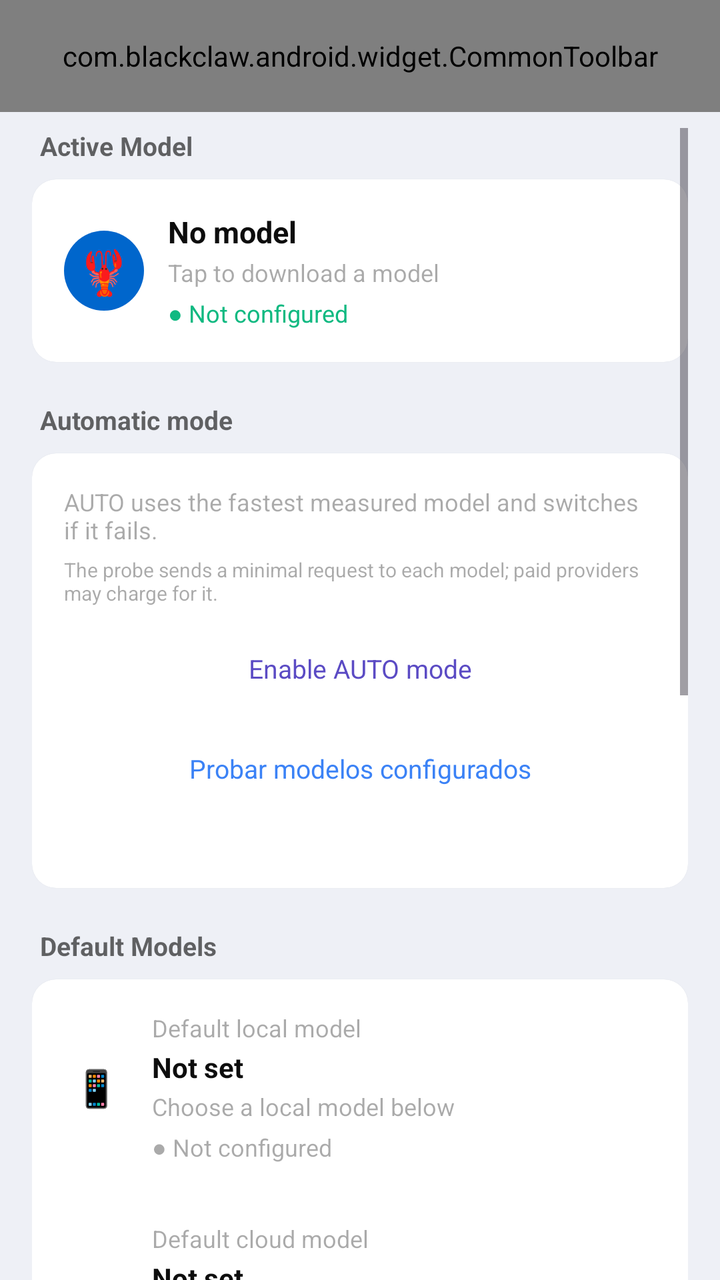
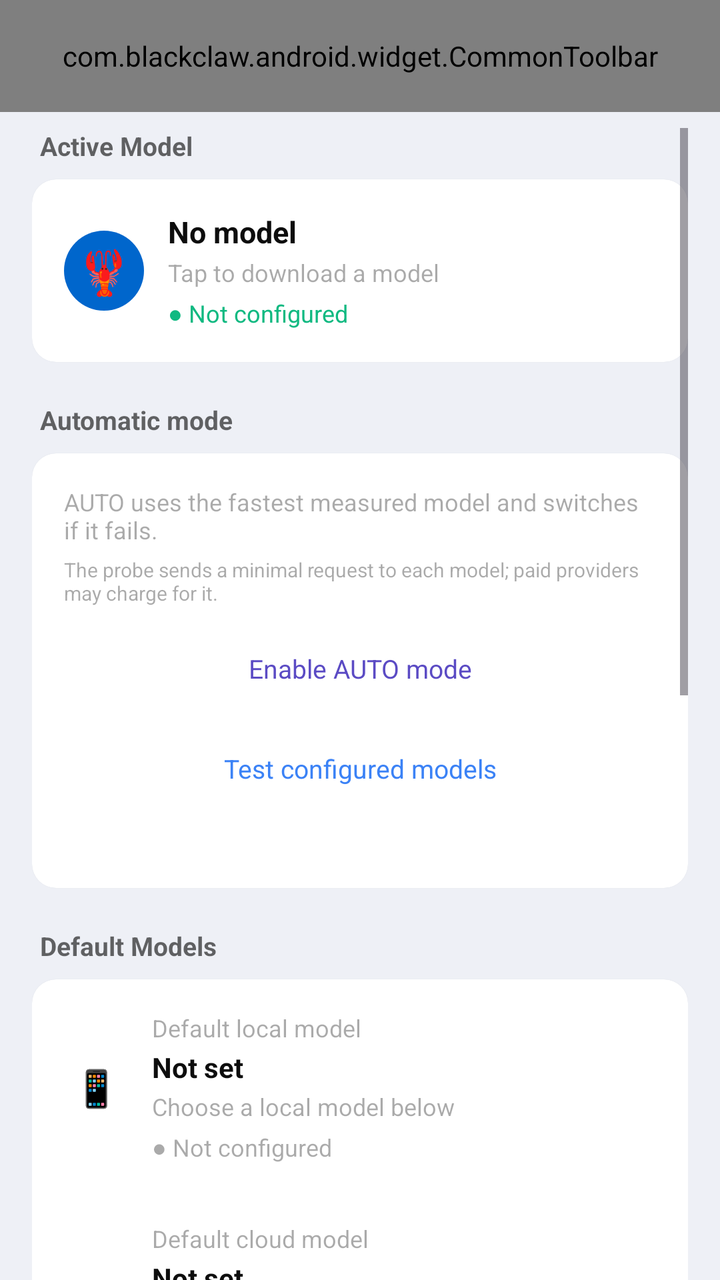

An Android layout rendered at two revisions. The XML below is the earlier revision; the diff shows what the commit changed to produce the second picture.
<!-- AndroidManifest.xml: application theme Theme.BlaqClaw -->
<!-- res/layout/activity_llm_config.xml -->
<?xml version="1.0" encoding="utf-8"?>
<LinearLayout xmlns:android="http://schemas.android.com/apk/res/android"
    xmlns:app="http://schemas.android.com/apk/res-auto"
    android:layout_width="match_parent"
    android:layout_height="match_parent"
    android:background="@color/colorBgSecondary"
    android:orientation="vertical">

    <com.blackclaw.android.widget.CommonToolbar
        android:id="@+id/toolbar"
        android:layout_width="match_parent"
        android:layout_height="56dp" />

    <ScrollView
        android:id="@+id/scrollContent"
        android:layout_width="match_parent"
        android:layout_height="0dp"
        android:layout_weight="1"
        android:clipToPadding="false"
        android:isScrollContainer="true"
        android:fillViewport="true"
        android:paddingHorizontal="16dp"
        android:paddingTop="8dp"
        android:paddingBottom="24dp">

        <LinearLayout
            android:layout_width="match_parent"
            android:layout_height="wrap_content"
            android:orientation="vertical">

            
            <TextView
                android:layout_width="wrap_content"
                android:layout_height="wrap_content"
                android:paddingHorizontal="4dp"
                android:paddingBottom="8dp"
                android:text="Active Model"
                android:textColor="@color/colorTextSecondary"
                android:textSize="13dp"
                android:textStyle="bold" />

            <androidx.cardview.widget.CardView
                android:layout_width="match_parent"
                android:layout_height="wrap_content"
                app:cardBackgroundColor="@color/colorContainerBrighten"
                app:cardCornerRadius="12dp"
                app:cardElevation="1dp">

                <LinearLayout
                    android:layout_width="match_parent"
                    android:layout_height="wrap_content"
                    android:gravity="center_vertical"
                    android:orientation="horizontal"
                    android:padding="16dp">

                    <TextView
                        android:layout_width="40dp"
                        android:layout_height="40dp"
                        android:background="@drawable/bg_avatar_ai"
                        android:gravity="center"
                        android:text="🦞"
                        android:textSize="22dp" />

                    <LinearLayout
                        android:layout_width="0dp"
                        android:layout_height="wrap_content"
                        android:layout_marginStart="12dp"
                        android:layout_weight="1"
                        android:orientation="vertical">

                        <TextView
                            android:id="@+id/tvActiveModelName"
                            android:layout_width="wrap_content"
                            android:layout_height="wrap_content"
                            android:text="No model"
                            android:textColor="@color/colorTextPrimary"
                            android:textSize="15dp"
                            android:textStyle="bold" />

                        <TextView
                            android:id="@+id/tvActiveModelMeta"
                            android:layout_width="wrap_content"
                            android:layout_height="wrap_content"
                            android:layout_marginTop="2dp"
                            android:text="Tap to download a model"
                            android:textColor="@color/colorTextTertiary"
                            android:textSize="12dp" />

                        <TextView
                            android:id="@+id/tvActiveModelStatus"
                            android:layout_width="wrap_content"
                            android:layout_height="wrap_content"
                            android:layout_marginTop="4dp"
                            android:text="● Not configured"
                            android:textColor="@color/colorSuccessPrimary"
                            android:textSize="12dp" />
                    </LinearLayout>
                </LinearLayout>
            </androidx.cardview.widget.CardView>

            
            <TextView
                android:layout_width="wrap_content"
                android:layout_height="wrap_content"
                android:layout_marginTop="20dp"
                android:paddingHorizontal="4dp"
                android:paddingBottom="8dp"
                android:text="Automatic mode"
                android:textColor="@color/colorTextSecondary"
                android:textSize="13dp"
                android:textStyle="bold" />

            <androidx.cardview.widget.CardView
                android:layout_width="match_parent"
                android:layout_height="wrap_content"
                app:cardBackgroundColor="@color/colorContainerBrighten"
                app:cardCornerRadius="12dp"
                app:cardElevation="1dp">

                <LinearLayout
                    android:layout_width="match_parent"
                    android:layout_height="wrap_content"
                    android:orientation="vertical"
                    android:padding="16dp">

                    <TextView
                        android:id="@+id/tvAutoModeStatus"
                        android:layout_width="match_parent"
                        android:layout_height="wrap_content"
                        android:text="AUTO uses the fastest measured model and switches if it fails."
                        android:textColor="@color/colorTextTertiary"
                        android:textSize="12dp" />

                    <TextView
                        android:layout_width="match_parent"
                        android:layout_height="wrap_content"
                        android:layout_marginTop="5dp"
                        android:text="The probe sends a minimal request to each model; paid providers may charge for it."
                        android:textColor="@color/colorTextTertiary"
                        android:textSize="10dp" />

                    <TextView
                        android:id="@+id/btnActivateAuto"
                        android:layout_width="match_parent"
                        android:layout_height="42dp"
                        android:layout_marginTop="10dp"
                        android:background="@drawable/bg_edit_text"
                        android:gravity="center"
                        android:text="Enable AUTO mode"
                        android:textColor="@color/colorBrandPrimary"
                        android:textSize="13dp" />

                    <TextView
                        android:id="@+id/btnBenchmarkModels"
                        android:layout_width="match_parent"
                        android:layout_height="42dp"
                        android:layout_marginTop="8dp"
                        android:background="@drawable/bg_edit_text"
                        android:gravity="center"
                        android:text="Probar modelos configurados"
                        android:textColor="@color/colorInfoPrimary"
                        android:textSize="13dp" />

                    <TextView
                        android:id="@+id/tvBenchmarkResults"
                        android:layout_width="match_parent"
                        android:layout_height="wrap_content"
                        android:layout_marginTop="8dp"
                        android:textColor="@color/colorTextTertiary"
                        android:textSize="11dp" />
                </LinearLayout>
            </androidx.cardview.widget.CardView>

            <TextView
                android:layout_width="wrap_content"
                android:layout_height="wrap_content"
                android:layout_marginTop="20dp"
                android:paddingHorizontal="4dp"
                android:paddingBottom="8dp"
                android:text="Default Models"
                android:textColor="@color/colorTextSecondary"
                android:textSize="13dp"
                android:textStyle="bold" />

            <androidx.cardview.widget.CardView
                android:layout_width="match_parent"
                android:layout_height="wrap_content"
                app:cardBackgroundColor="@color/colorContainerBrighten"
                app:cardCornerRadius="12dp"
                app:cardElevation="1dp">

                <LinearLayout
                    android:layout_width="match_parent"
                    android:layout_height="wrap_content"
                    android:orientation="vertical"
                    android:padding="16dp">

                    <LinearLayout
                        android:layout_width="match_parent"
                        android:layout_height="wrap_content"
                        android:gravity="center_vertical"
                        android:orientation="horizontal">

                        <TextView
                            android:layout_width="32dp"
                            android:layout_height="32dp"
                            android:gravity="center"
                            android:text="📱"
                            android:textSize="18dp" />

                        <LinearLayout
                            android:layout_width="0dp"
                            android:layout_height="wrap_content"
                            android:layout_marginStart="12dp"
                            android:layout_weight="1"
                            android:orientation="vertical">

                            <TextView
                                android:layout_width="wrap_content"
                                android:layout_height="wrap_content"
                                android:text="Default local model"
                                android:textColor="@color/colorTextTertiary"
                                android:textSize="12dp" />

                            <TextView
                                android:id="@+id/tvDefaultLocalName"
                                android:layout_width="wrap_content"
                                android:layout_height="wrap_content"
                                android:layout_marginTop="2dp"
                                android:text="Not set"
                                android:textColor="@color/colorTextPrimary"
                                android:textSize="14dp"
                                android:textStyle="bold" />

                            <TextView
                                android:id="@+id/tvDefaultLocalMeta"
                                android:layout_width="wrap_content"
                                android:layout_height="wrap_content"
                                android:layout_marginTop="2dp"
                                android:text="Choose a local model below"
                                android:textColor="@color/colorTextTertiary"
                                android:textSize="12dp" />

                            <TextView
                                android:id="@+id/tvDefaultLocalStatus"
                                android:layout_width="wrap_content"
                                android:layout_height="wrap_content"
                                android:layout_marginTop="4dp"
                                android:text="● Not configured"
                                android:textColor="@color/colorTextTertiary"
                                android:textSize="12dp" />

                            <TextView
                                android:id="@+id/btnConfigureLocalParams"
                                android:layout_width="wrap_content"
                                android:layout_height="wrap_content"
                                android:layout_marginTop="8dp"
                                android:paddingVertical="5dp"
                                android:text="⚙ Model parameters"
                                android:textColor="@color/colorBrandPrimary"
                                android:textSize="12dp"
                                android:visibility="gone" />
                        </LinearLayout>
                    </LinearLayout>

                    <View
                        android:layout_width="match_parent"
                        android:layout_height="1dp"
                        android:layout_marginVertical="14dp"
                        android:background="#1FFFFFFF" />

                    <LinearLayout
                        android:layout_width="match_parent"
                        android:layout_height="wrap_content"
                        android:gravity="center_vertical"
                        android:orientation="horizontal">

                        <TextView
                            android:layout_width="32dp"
                            android:layout_height="32dp"
                            android:gravity="center"
                            android:text="☁️"
                            android:textSize="18dp" />

                        <LinearLayout
                            android:layout_width="0dp"
                            android:layout_height="wrap_content"
                            android:layout_marginStart="12dp"
                            android:layout_weight="1"
                            android:orientation="vertical">

                            <TextView
                                android:layout_width="wrap_content"
                                android:layout_height="wrap_content"
                                android:text="Default cloud model"
                                android:textColor="@color/colorTextTertiary"
                                android:textSize="12dp" />

                            <TextView
                                android:id="@+id/tvDefaultCloudName"
                                android:layout_width="wrap_content"
                                android:layout_height="wrap_content"
                                android:layout_marginTop="2dp"
                                android:text="Not set"
                                android:textColor="@color/colorTextPrimary"
                                android:textSize="14dp"
                                android:textStyle="bold" />

                            <TextView
                                android:id="@+id/tvDefaultCloudMeta"
                                android:layout_width="wrap_content"
                                android:layout_height="wrap_content"
                                android:layout_marginTop="2dp"
                                android:text="Configure a cloud model below"
                                android:textColor="@color/colorTextTertiary"
                                android:textSize="12dp" />

                            <TextView
                                android:id="@+id/tvDefaultCloudStatus"
                                android:layout_width="wrap_content"
                                android:layout_height="wrap_content"
                                android:layout_marginTop="4dp"
                                android:text="● Not configured"
                                android:textColor="@color/colorTextTertiary"
                                android:textSize="12dp" />
                        </LinearLayout>
                    </LinearLayout>
                </LinearLayout>
            </androidx.cardview.widget.CardView>

            
            <TextView
                android:layout_width="wrap_content"
                android:layout_height="wrap_content"
                android:layout_marginTop="20dp"
                android:paddingHorizontal="4dp"
                android:paddingBottom="8dp"
                android:text="Available Models"
                android:textColor="@color/colorTextSecondary"
                android:textSize="13dp"
                android:textStyle="bold" />

            <LinearLayout
                android:id="@+id/layoutModelList"
                android:layout_width="match_parent"
                android:layout_height="wrap_content"
                android:orientation="vertical" />

            <TextView
                android:layout_width="wrap_content"
                android:layout_height="wrap_content"
                android:layout_marginTop="20dp"
                android:paddingHorizontal="4dp"
                android:paddingBottom="8dp"
                android:text="Models found on this phone"
                android:textColor="@color/colorTextSecondary"
                android:textSize="13dp"
                android:textStyle="bold" />

            <androidx.cardview.widget.CardView
                android:layout_width="match_parent"
                android:layout_height="wrap_content"
                app:cardBackgroundColor="@color/colorContainerBrighten"
                app:cardCornerRadius="12dp"
                app:cardElevation="1dp">

                <LinearLayout
                    android:layout_width="match_parent"
                    android:layout_height="wrap_content"
                    android:orientation="vertical"
                    android:padding="16dp">

                    <TextView
                        android:id="@+id/tvExternalModelHint"
                        android:layout_width="match_parent"
                        android:layout_height="wrap_content"
                        android:text="Searches Downloads, Documents and shared AI folders. Only .litertlm models can run in BlaqClaw."
                        android:textColor="@color/colorTextTertiary"
                        android:textSize="12dp" />

                    <LinearLayout
                        android:layout_width="match_parent"
                        android:layout_height="wrap_content"
                        android:layout_marginTop="8dp"
                        android:gravity="end"
                        android:orientation="horizontal">

                        <TextView
                            android:id="@+id/btnImportLocalModel"
                            android:layout_width="wrap_content"
                            android:layout_height="40dp"
                            android:gravity="center"
                            android:paddingHorizontal="12dp"
                            android:text="Import file"
                            android:textColor="@color/colorBrandPrimary"
                            android:textSize="13dp" />

                        <TextView
                            android:id="@+id/btnRefreshLocalModels"
                            android:layout_width="wrap_content"
                            android:layout_height="40dp"
                            android:gravity="center"
                            android:paddingHorizontal="12dp"
                            android:text="↻ Refresh"
                            android:textColor="@color/colorInfoPrimary"
                            android:textSize="13dp" />
                    </LinearLayout>

                    <LinearLayout
                        android:id="@+id/layoutDiscoveredModelList"
                        android:layout_width="match_parent"
                        android:layout_height="wrap_content"
                        android:orientation="vertical" />
                </LinearLayout>
            </androidx.cardview.widget.CardView>

            
            <TextView
                android:id="@+id/tvStorageInfo"
                android:layout_width="0dp"
                android:layout_height="0dp"
                android:visibility="gone" />
            <ProgressBar
                android:id="@+id/progressStorage"
                style="?android:attr/progressBarStyleHorizontal"
                android:layout_width="0dp"
                android:layout_height="0dp"
                android:visibility="gone" />
            <TextView
                android:id="@+id/tvStorageDetail"
                android:layout_width="0dp"
                android:layout_height="0dp"
                android:visibility="gone" />

            
            <TextView
                android:layout_width="wrap_content"
                android:layout_height="wrap_content"
                android:layout_marginTop="20dp"
                android:paddingHorizontal="4dp"
                android:paddingBottom="8dp"
                android:text="Cloud LLM"
                android:textColor="@color/colorTextSecondary"
                android:textSize="13dp"
                android:textStyle="bold" />

            <androidx.cardview.widget.CardView
                android:layout_width="match_parent"
                android:layout_height="wrap_content"
                android:layout_marginBottom="24dp"
                app:cardBackgroundColor="@color/colorContainerBrighten"
                app:cardCornerRadius="12dp"
                app:cardElevation="1dp">

                <LinearLayout
                    android:layout_width="match_parent"
                    android:layout_height="wrap_content"
                    android:orientation="vertical"
                    android:padding="16dp">

                    
                    <HorizontalScrollView
                        android:layout_width="match_parent"
                        android:layout_height="wrap_content"
                        android:scrollbars="none"
                        android:layout_marginBottom="12dp">

                        <LinearLayout
                            android:id="@+id/layoutProviderTabs"
                            android:layout_width="wrap_content"
                            android:layout_height="40dp"
                            android:background="@drawable/bg_edit_text"
                            android:orientation="horizontal"
                            android:padding="3dp" />

                    </HorizontalScrollView>

                    
                    <LinearLayout
                        android:id="@+id/layoutCloudModels"
                        android:layout_width="match_parent"
                        android:layout_height="wrap_content"
                        android:orientation="vertical" />

                    
                    <TextView
                        android:layout_width="wrap_content"
                        android:layout_height="wrap_content"
                        android:text="API Key"
                        android:textColor="@color/colorTextSecondary"
                        android:textSize="12dp"
                        android:layout_marginTop="12dp"
                        android:layout_marginBottom="4dp" />

                    <LinearLayout
                        android:layout_width="match_parent"
                        android:layout_height="wrap_content"
                        android:orientation="horizontal"
                        android:gravity="center_vertical">

                        <EditText
                            android:id="@+id/etApiKey"
                            android:layout_width="0dp"
                            android:layout_height="44dp"
                            android:layout_weight="1"
                            android:background="@drawable/bg_edit_text"
                            android:hint="sk-..."
                            android:inputType="textPassword"
                            android:paddingHorizontal="12dp"
                            android:textColor="@color/colorTextPrimary"
                            android:textColorHint="@color/colorTextTertiary"
                            android:textSize="13dp" />

                        <TextView
                            android:id="@+id/btnClearApiKey"
                            android:layout_width="wrap_content"
                            android:layout_height="44dp"
                            android:gravity="center"
                            android:paddingHorizontal="10dp"
                            android:text="Clear"
                            android:textColor="@color/colorErrorPrimary"
                            android:textSize="12dp" />

                    </LinearLayout>

                    
                    <LinearLayout
                        android:id="@+id/layoutBaseUrl"
                        android:layout_width="match_parent"
                        android:layout_height="wrap_content"
                        android:orientation="vertical"
                        android:visibility="gone">

                        <TextView
                            android:layout_width="wrap_content"
                            android:layout_height="wrap_content"
                            android:text="Base URL"
                            android:textColor="@color/colorTextSecondary"
                            android:textSize="12dp"
                            android:layout_marginTop="10dp"
                            android:layout_marginBottom="4dp" />

                        <EditText
                            android:id="@+id/etBaseUrl"
                            android:layout_width="match_parent"
                            android:layout_height="44dp"
                            android:background="@drawable/bg_edit_text"
                            android:hint="https://api.openrouter.ai/v1"
                            android:inputType="textUri"
                            android:paddingHorizontal="12dp"
                            android:textColor="@color/colorTextPrimary"
                            android:textColorHint="@color/colorTextTertiary"
                            android:textSize="13dp" />

                        <TextView
                            android:layout_width="wrap_content"
                            android:layout_height="wrap_content"
                            android:text="Model Name"
                            android:textColor="@color/colorTextSecondary"
                            android:textSize="12dp"
                            android:layout_marginTop="10dp"
                            android:layout_marginBottom="4dp" />

                        <EditText
                            android:id="@+id/etModelName"
                            android:layout_width="match_parent"
                            android:layout_height="44dp"
                            android:background="@drawable/bg_edit_text"
                            android:hint="google/gemini-3.6-flash"
                            android:inputType="text"
                            android:paddingHorizontal="12dp"
                            android:textColor="@color/colorTextPrimary"
                            android:textColorHint="@color/colorTextTertiary"
                            android:textSize="13dp" />

                    </LinearLayout>

                    
                    <TextView
                        android:id="@+id/tvConnectionStatus"
                        android:layout_width="wrap_content"
                        android:layout_height="wrap_content"
                        android:layout_marginTop="8dp"
                        android:textSize="12dp"
                        android:visibility="gone" />

                    
                    <LinearLayout
                        android:layout_width="match_parent"
                        android:layout_height="wrap_content"
                        android:layout_marginTop="14dp"
                        android:orientation="horizontal">

                        <TextView
                            android:id="@+id/btnTestConnection"
                            android:layout_width="0dp"
                            android:layout_height="44dp"
                            android:layout_weight="1"
                            android:layout_marginEnd="6dp"
                            android:background="@drawable/bg_edit_text"
                            android:gravity="center"
                            android:text="Test"
                            android:textColor="@color/colorBrandPrimary"
                            android:textSize="13dp" />

                        <com.blackclaw.android.widget.KButton
                            android:id="@+id/btnSaveCloud"
                            android:layout_width="0dp"
                            android:layout_height="44dp"
                            android:layout_weight="2"
                            android:text="Save &amp; Activate" />

                    </LinearLayout>

                    
                    <TextView
                        android:id="@+id/tvCustomHint"
                        android:layout_width="wrap_content"
                        android:layout_height="wrap_content"
                        android:layout_marginTop="8dp"
                        android:text="Compatible with: OpenRouter, Groq, Together AI, Ollama, any OpenAI-compatible endpoint"
                        android:textColor="@color/colorTextTertiary"
                        android:textSize="10dp"
                        android:visibility="gone" />

                </LinearLayout>
            </androidx.cardview.widget.CardView>

        </LinearLayout>
    </ScrollView>
</LinearLayout>
<!-- resources referenced by this layout -->
<resources>
  <color name="colorBgSecondary">#FFEEF0F6</color>
  <color name="colorBrandPrimary">#FF5B4BC4</color>
  <color name="colorContainerBrighten">#FFFFFFFF</color>
  <color name="colorErrorPrimary">#FFEF4444</color>
  <color name="colorInfoPrimary">#FF3B82F6</color>
  <color name="colorSuccessPrimary">#FF10B981</color>
  <color name="colorTextPrimary">#F2000000</color>
  <color name="colorTextSecondary">#99000000</color>
  <color name="colorTextTertiary">#55000000</color>
  <!-- drawable bg_avatar_ai (drawable) -->
  <?xml version="1.0" encoding="utf-8"?>
  <shape xmlns:android="http://schemas.android.com/apk/res/android"
      android:shape="oval">
      <solid android:color="@color/colorChatAvatarBg" />
  </shape>
  <!-- drawable bg_edit_text (drawable) -->
  <?xml version="1.0" encoding="utf-8"?>
  <shape xmlns:android="http://schemas.android.com/apk/res/android"
      android:shape="rectangle">
      <solid android:color="#1Affffff" />
      <corners android:radius="8dp" />
      <stroke
          android:width="1dp"
          android:color="#33ffffff" />
  </shape>
  <style name="Theme.BlaqClaw" parent="Theme.Material3.Light.NoActionBar">
          
          <item name="colorPrimary">@color/colorBrandPrimary</item>
          <item name="colorOnPrimary">@color/colorBrandOnPrimary</item>
          <item name="colorPrimaryContainer">@color/colorBrandContainer</item>
          <item name="colorOnPrimaryContainer">@color/colorBrandOnContainer</item>
  
          
          <item name="android:colorBackground">@color/colorBgPrimary</item>
          <item name="colorOnBackground">@color/colorTextPrimary</item>
          <item name="colorSurface">@color/colorContainerBrighten</item>
          <item name="colorOnSurface">@color/colorTextPrimary</item>
          <item name="colorSurfaceVariant">@color/colorContainerBase</item>
          <item name="colorOnSurfaceVariant">@color/colorTextSecondary</item>
  
          
          <item name="colorOutline">@color/colorBorderBase</item>
          <item name="colorOutlineVariant">@color/colorBorderLow</item>
  
          
          <item name="colorError">@color/colorErrorPrimary</item>
          <item name="colorOnError">@color/colorErrorOnPrimary</item>
  
          
          <item name="android:windowBackground">@color/colorBgPrimary</item>
          <item name="android:statusBarColor">@color/colorBgPrimary</item>
          <item name="android:navigationBarColor">@color/colorBgPrimary</item>
      </style>
  <color name="colorChatAvatarBg">#FF0066CC</color>
  <color name="colorBrandOnPrimary">#FFFFFFFF</color>
  <color name="colorBrandContainer">#FFEAE8FF</color>
  <color name="colorBrandOnContainer">#FF29205F</color>
  <color name="colorBgPrimary">#FFF8F9FC</color>
  <color name="colorContainerBase">#FFEEF0F6</color>
  <color name="colorBorderBase">#0E000000</color>
  <color name="colorBorderLow">#08000000</color>
  <color name="colorErrorOnPrimary">#FFFFFFFF</color>
</resources>

<!-- the commit's change to res/layout/activity_llm_config.xml (unified diff, before → after) -->
@@ -157,7 +157,7 @@
                         android:layout_marginTop="8dp"
                         android:background="@drawable/bg_edit_text"
                         android:gravity="center"
-                        android:text="Probar modelos configurados"
+                        android:text="Test configured models"
                         android:textColor="@color/colorInfoPrimary"
                         android:textSize="13dp" />
 
